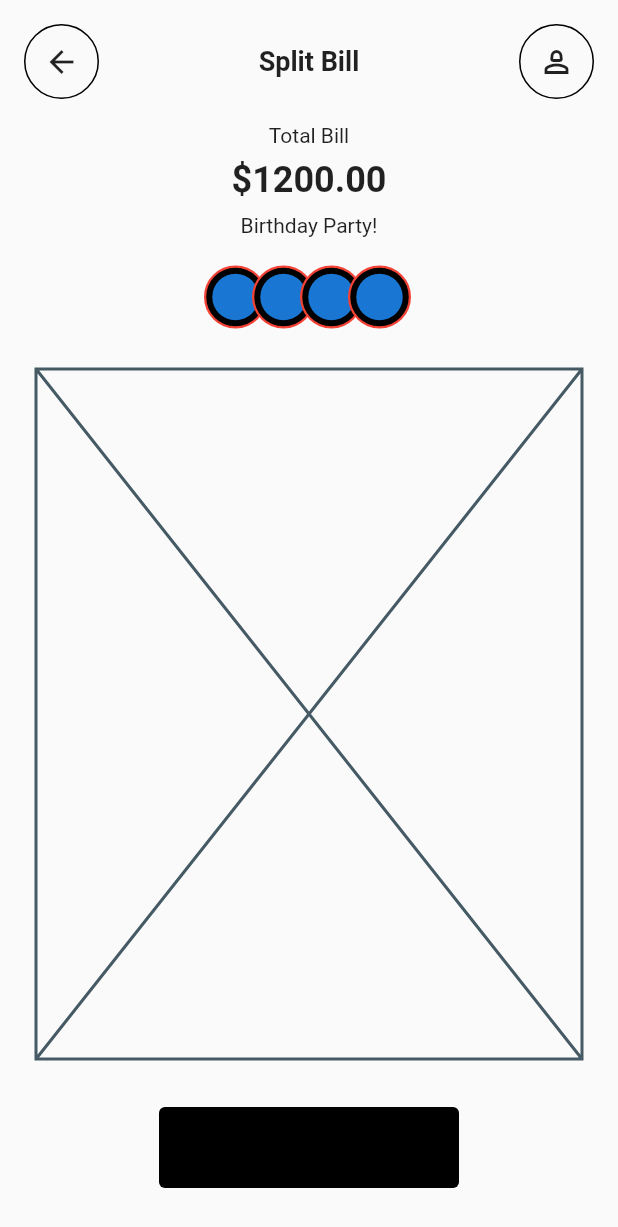
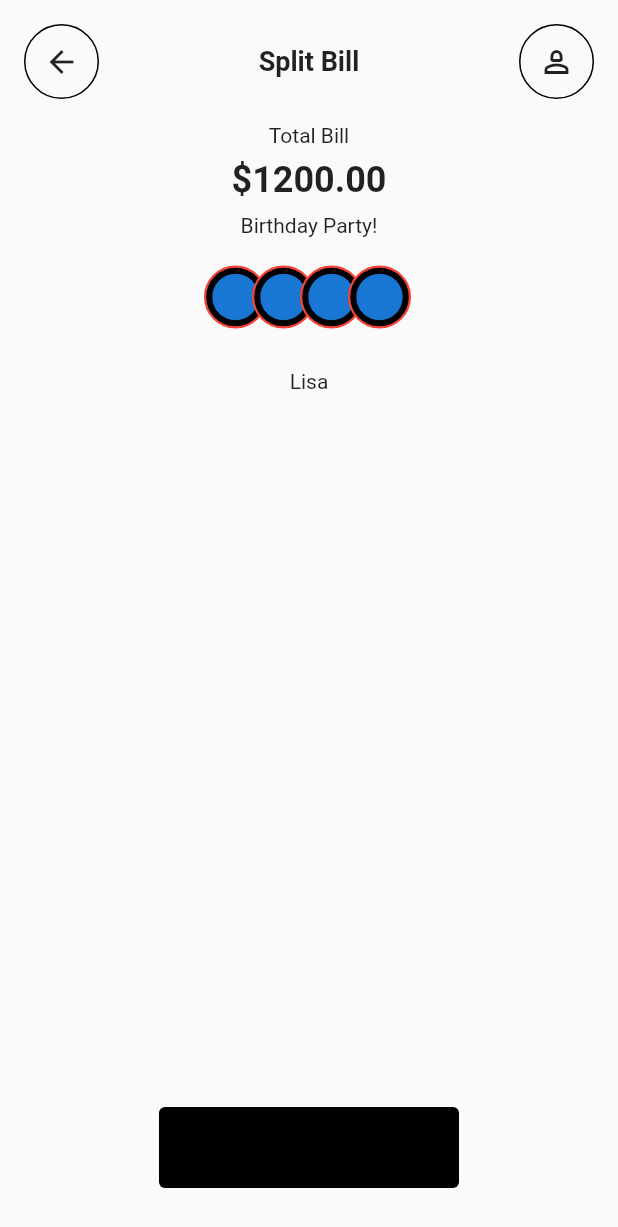
Before and after one commit to JAICHANGPARK/flutter_notebook_chapter_31, a Flutter app: the SplitBillPage screen opened directly, on a phone screen of 412 x 824 dp. Shown: the top 1227 px of the screen. Run offline on Flutter 3.47's test engine with Material 2 defaults, Android fonts, the phone set to English and light mode, and no system bars; our stand-ins replace percent_indicator.

Commit message:
Update split_bill_page.dart

```diff
--- a/lib/ep1591_split_bill_app/view/split_bill_page.dart
+++ b/lib/ep1591_split_bill_app/view/split_bill_page.dart
@@ -152,7 +152,20 @@ class _SplitBillPageState extends State<SplitBillPage> {
             Expanded(
               child: Padding(
                 padding: const EdgeInsets.all(24.0),
-                child: Placeholder(),
+                child: Row(
+                  children: [
+                    Expanded(
+                        child: Column(
+                      children: [
+                        Text("Lisa"),
+                        Expanded(
+                            child: Container(
+                          decoration: BoxDecoration(),
+                        )),
+                      ],
+                    ))
+                  ],
+                ),
               ),
             ),
             Container(
```
